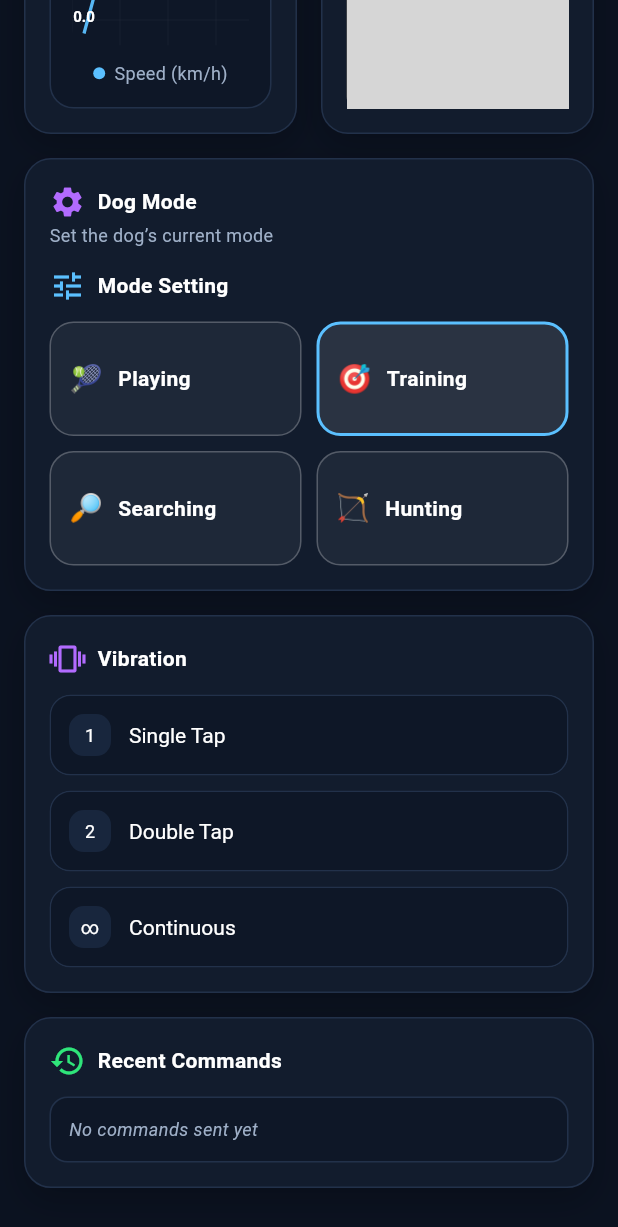
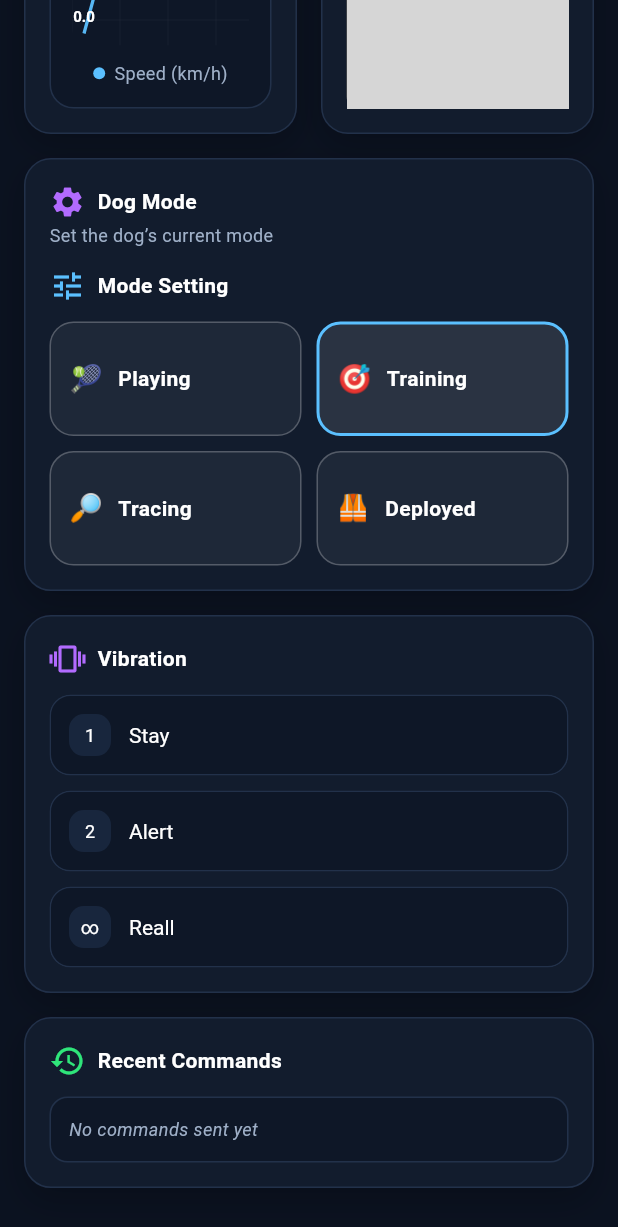
Before and after one commit to kenkanekiken/K9-Ops, a Flutter app: the TabletScaffold screen opened directly, scrolled down 1808 dp, after a tap on "Playing", on a phone screen of 412 x 824 dp. Shown: the top 1227 px of the screen. Run offline on Flutter 3.47's test engine with Material 3 defaults, Android fonts, the phone set to English and light mode, and no system bars; our stand-ins replace firebase_core, firebase_database, google_maps_flutter; missing offline and left inert: mjpeg_stream, mqtt_client; accounts and stored records are empty; grey boxes are pictures that could not be loaded.

Commit message:
Added esp mode setup

```diff
--- a/dashboard/board/lib/constants.dart
+++ b/dashboard/board/lib/constants.dart
@@ -1326,14 +1326,27 @@ class _ModePanelState extends State<ModePanel> {
         return 1; // green
       case "Training":
         return 0; // blue
-      case "Searching":
+      case "Tracing":
         return 2; // red
-      case "Hunting":
-        return 1; // green
-      case "Deployed": // if you use deployed instead of hunting
-        return 1; // green (change if you want)
+      case "Deployed":
+        return 3; // yellow
       default:
         return 4; // white fallback
+    }
+  }
+
+  int _buzzForDogMode(String mode) {
+    switch (mode) {
+      case "Playing":
+        return 4;
+      case "Training":
+        return 5;
+      case "Tracing":
+        return 6;
+      case "Deployed":
+        return 7;
+      default:
+        return 5; //
     }
   }
 
@@ -1364,8 +1377,16 @@ class _ModePanelState extends State<ModePanel> {
 
     // 🔍 LOG 2: about to publish
     print("PUBLISH LED -> target=Dog cmd=LED payload=$ledPayload");
+    print(
+      "PUBLISH BUZZER -> target=Dog cmd=Vibration payload=$_buzzForDogMode(mode)",
+    );
 
     mqtt.sendCommand(target: "Dog", cmd: "LED", value: ledPayload);
+    mqtt.sendCommand(
+      target: "Dog",
+      cmd: "Vibration",
+      value: {"mode": _buzzForDogMode(mode)},
+    );
 
     // 🔍 LOG 3: publish call done
     print("PUBLISH CALLED ✅");
@@ -1426,15 +1447,15 @@ class _ModePanelState extends State<ModePanel> {
               ),
               _ModeTile(
                 emoji: "🔎",
-                label: "Searching",
-                selected: currentMode == "Searching",
-                onTap: () => _setMode(context, "Searching"),
+                label: "Tracing",
+                selected: currentMode == "Tracing",
+                onTap: () => _setMode(context, "Tracing"),
               ),
               _ModeTile(
-                emoji: "🏹",
-                label: "Hunting",
-                selected: currentMode == "Hunting",
-                onTap: () => _setMode(context, "Hunting"),
+                emoji: "🦺",
+                label: "Deployed",
+                selected: currentMode == "Deployed",
+                onTap: () => _setMode(context, "Deployed"),
               ),
             ],
           ),
@@ -1543,23 +1564,23 @@ class _VibrationPanelState extends State<VibrationPanel> {
           const SizedBox(height: 12),
           _VibeTile(
             index: "1",
-            label: "Single Tap",
+            label: "Stay",
             isPulsing: _pulsingIndex == 1,
-            onTap: () => _sendVibration(context, 1, "Single Tap"),
+            onTap: () => _sendVibration(context, 1, "Stay"),
           ),
           const SizedBox(height: 10),
           _VibeTile(
             index: "2",
-            label: "Double Tap",
+            label: "Alert",
             isPulsing: _pulsingIndex == 2,
-            onTap: () => _sendVibration(context, 2, "Double Tap"),
+            onTap: () => _sendVibration(context, 2, "Alert"),
           ),
           const SizedBox(height: 10),
           _VibeTile(
             index: "∞",
-            label: "Continuous",
+            label: "Reall",
             isPulsing: _pulsingIndex == 3,
-            onTap: () => _sendVibration(context, 3, "Continuous"),
+            onTap: () => _sendVibration(context, 3, "Recall"),
           ),
         ],
       ),
@@ -2108,9 +2129,9 @@ class _FootageViewerCardState extends State<FootageViewerCard> {
               // MJPEG Streamer connects directly to your ESP32-CAM
               child: MJPEGStreamScreen(
                 // Ensure this IP matches your ESP32's current IP address
-                streamUrl: 'http://172.20.10.4/stream',
-                // streamUrl: 'http://10.196.49.228/stream',
-                timeout: const Duration(seconds: 5),
+                // streamUrl: 'http://172.20.10.4/stream',
+                streamUrl: 'http://10.196.49.228/stream',
+                // timeout: const Duration(seconds: 5),
                 showLiveIcon: true,
                 width: double.infinity,
                 height: double.infinity,
```
Also changed, not shown: 1 other file.
